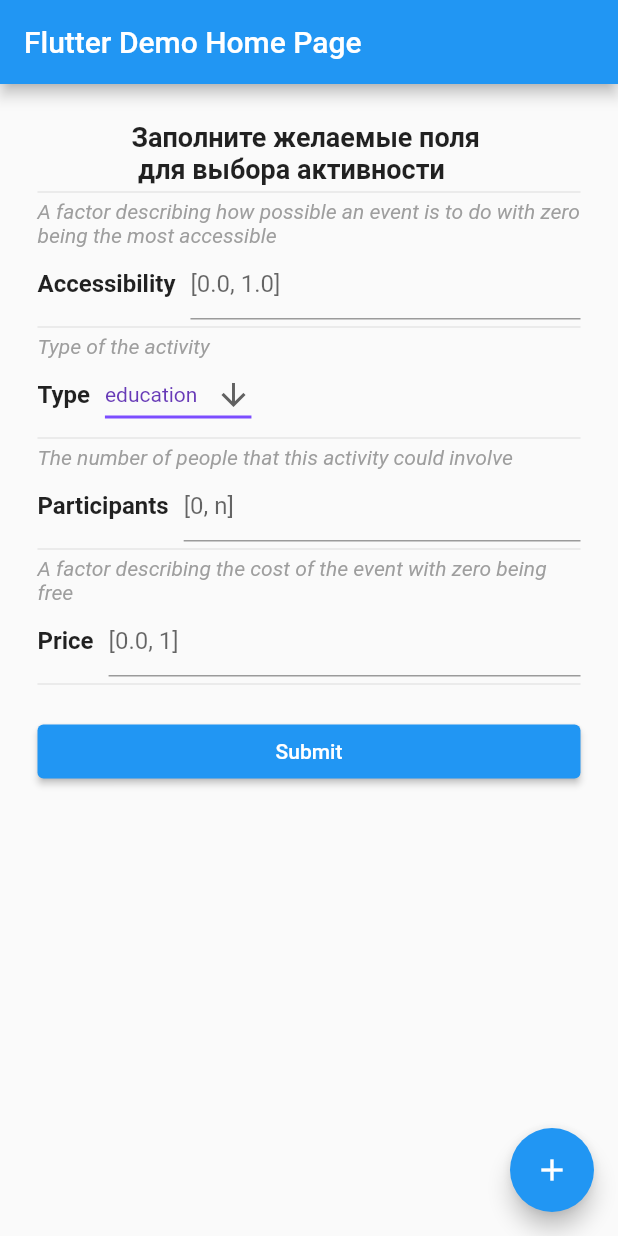
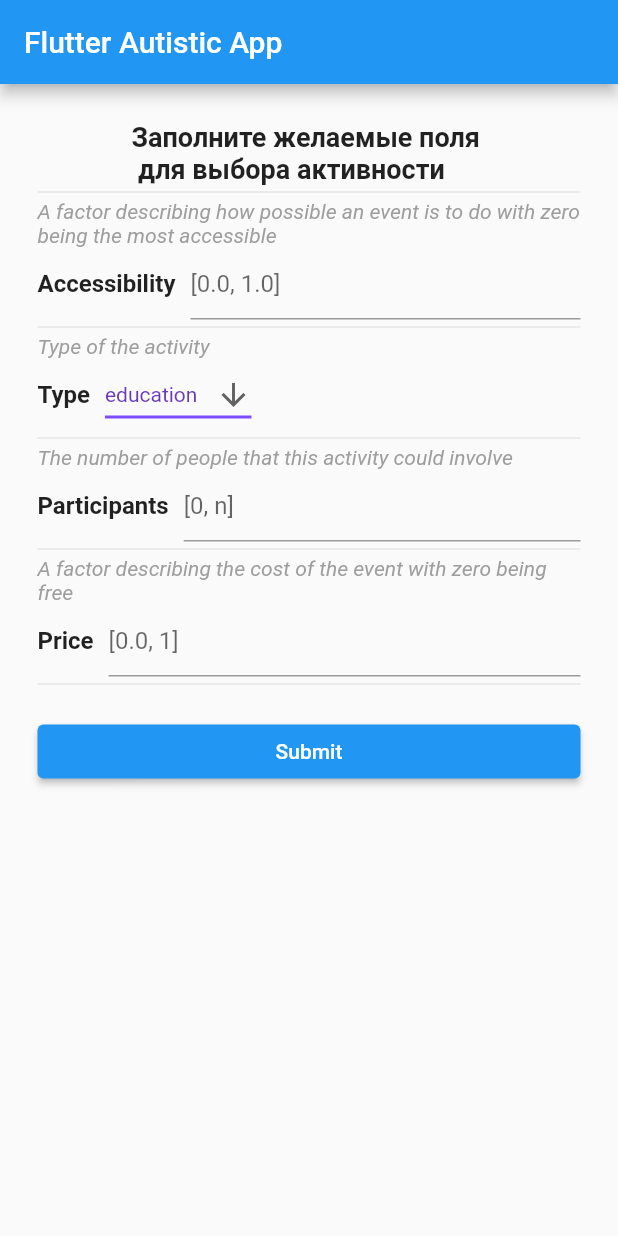
Before and after one commit to Mechwv/bored_api_flutter, a Flutter app: the screen it shows after launch, on a phone screen of 412 x 824 dp. Run offline on Flutter 3.47's test engine with Material 2 defaults, Android fonts, the phone set to English and light mode, and no system bars; our stand-ins replace dartz, equatable; generated files the repository leaves out were written again.

```diff
--- a/lib/main.dart
+++ b/lib/main.dart
@@ -15,7 +15,7 @@ class MyApp extends StatelessWidget {
       theme: ThemeData(
         primarySwatch: Colors.blue,
       ),
-      home: const MyHomePage(title: 'Flutter Demo Home Page'),
+      home: const MyHomePage(title: 'Flutter Autistic App'),
     );
   }
 }
@@ -30,13 +30,6 @@ class MyHomePage extends StatefulWidget {
 }
 
 class _MyHomePageState extends State<MyHomePage> {
-  int _counter = 0;
-
-  void _incrementCounter() {
-    setState(() {
-      _counter++;
-    });
-  }
 
   @override
   Widget build(BuildContext context) {
@@ -63,11 +56,6 @@ class _MyHomePageState extends State<MyHomePage> {
           ),
         ),
       ),
-      floatingActionButton: FloatingActionButton(
-        onPressed: _incrementCounter,
-        tooltip: 'Increment',
-        child: const Icon(Icons.add),
-      ),
     );
   }
 }
--- a/pubspec.yaml
+++ b/pubspec.yaml
@@ -49,6 +49,9 @@ dependencies:
 dev_dependencies:
   flutter_test:
     sdk: flutter
+  build_runner: ^2.0.0
+  json_serializable: ^6.0.0
+
 
   # The "flutter_lints" package below contains a set of recommended lints to
   # encourage good coding practices. The lint set provided by the package is
```
Also changed, not shown: lib/data/remote/models/api_response.dart (added, +20 -0 lines), pubspec.lock.
